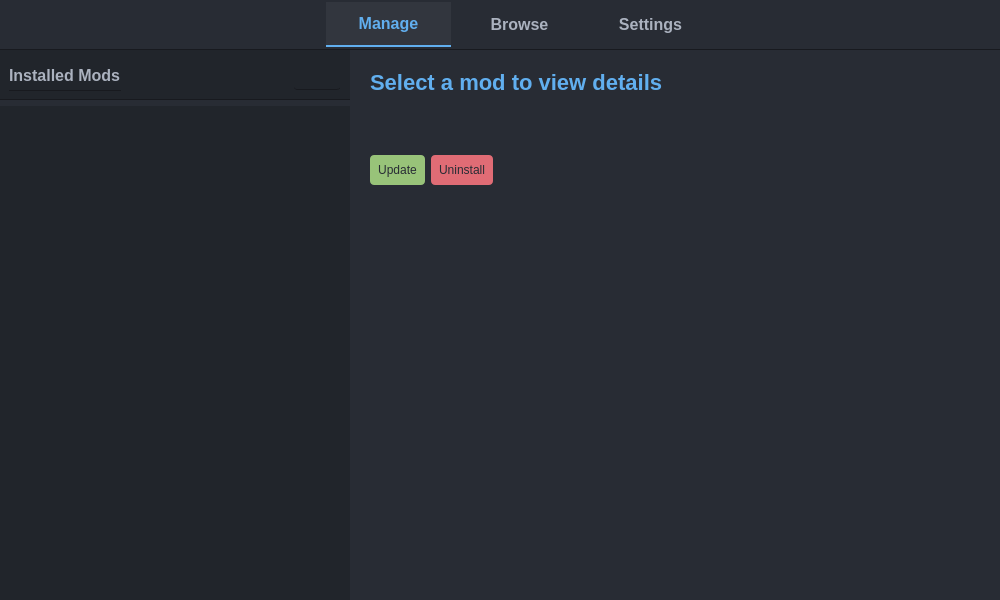
Before: the Qt Designer form esomm/ui/esomm.ui in mojabed/ESOModManager, drawn with Qt 5.
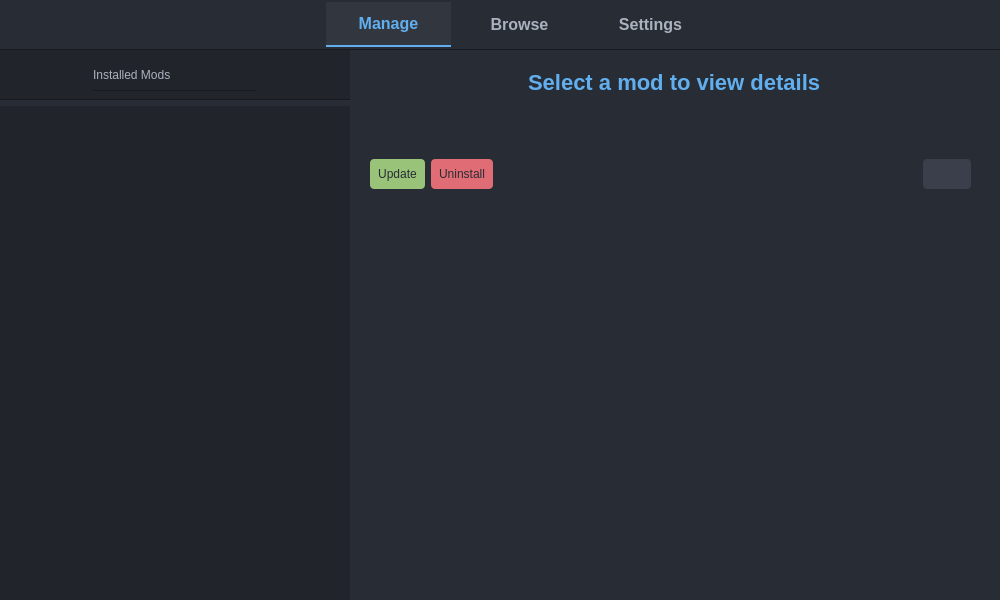
After: the same form once the commit is applied. Icons and pictures are not drawn.

Diff of the .ui file:
```diff
--- a/esomm/ui/esomm.ui
+++ b/esomm/ui/esomm.ui
@@ -368,46 +368,28 @@
             <layout class="QHBoxLayout" name="installedModsHeaderLayout">
              <item>
               <widget class="QLabel" name="installedModsLabel">
+               <property name="minimumSize">
+                <size>
+                 <width>163</width>
+                 <height>0</height>
+                </size>
+               </property>
+               <property name="maximumSize">
+                <size>
+                 <width>163</width>
+                 <height>16777215</height>
+                </size>
+               </property>
                <property name="styleSheet">
-                <string notr="true">
-                                                                    font-size: 16px;
-                                                                    font-weight: bold;
-                                                                </string>
+                <string notr="true">font: 700 16pt &quot;Segoe UI&quot;;
+
+                                                                	</string>
                </property>
                <property name="text">
                 <string>Installed Mods</string>
                </property>
               </widget>
              </item>
-             <item>
-              <spacer name="installedModsHeaderSpacer">
-               <property name="orientation">
-                <enum>Qt::Orientation::Horizontal</enum>
-               </property>
-               <property name="sizeHint" stdset="0">
-                <size>
-                 <width>40</width>
-                 <height>20</height>
-                </size>
-               </property>
-              </spacer>
-             </item>
-             <item>
-              <widget class="QPushButton" name="refreshInstalledButton">
-               <property name="toolTip">
-                <string>Refresh installed mods</string>
-               </property>
-               <property name="text">
-                <string/>
-               </property>
-               <property name="icon">
-                <iconset theme="refresh"/>
-               </property>
-               <property name="flat">
-                <bool>true</bool>
-               </property>
-              </widget>
-             </item>
             </layout>
            </widget>
           </item>
@@ -458,7 +440,7 @@
           <property name="bottomMargin">
            <number>20</number>
           </property>
-          <item>
+          <item alignment="Qt::AlignmentFlag::AlignHCenter">
            <widget class="QLabel" name="modTitleLabel">
             <property name="styleSheet">
              <string notr="true">
@@ -476,7 +458,7 @@
            <widget class="QLabel" name="modVersionLabel">
             <property name="styleSheet">
              <string notr="true">
-                                                        font-size: 14px;
+                                                        font-size: 16px;
                                                         color: #98c379;
                                                     </string>
             </property>
@@ -489,7 +471,7 @@
            <widget class="QLabel" name="modAuthorLabel">
             <property name="styleSheet">
              <string notr="true">
-                                                        font-size: 14px;
+                                                        font-size: 16px;
                                                     </string>
             </property>
             <property name="text">
@@ -515,7 +497,7 @@
              <property name="bottomMargin">
               <number>10</number>
              </property>
-             <item>
+             <item alignment="Qt::AlignmentFlag::AlignHCenter|Qt::AlignmentFlag::AlignVCenter">
               <widget class="QPushButton" name="updateModButton">
                <property name="enabled">
                 <bool>false</bool>
@@ -531,7 +513,7 @@
                </property>
               </widget>
              </item>
-             <item>
+             <item alignment="Qt::AlignmentFlag::AlignHCenter|Qt::AlignmentFlag::AlignVCenter">
               <widget class="QPushButton" name="uninstallModButton">
                <property name="enabled">
                 <bool>false</bool>
@@ -560,6 +542,22 @@
                </property>
               </spacer>
              </item>
+             <item>
+              <widget class="QPushButton" name="refreshInstalledButton">
+               <property name="toolTip">
+                <string>Refresh installed mods</string>
+               </property>
+               <property name="text">
+                <string/>
+               </property>
+               <property name="icon">
+                <iconset theme="refresh"/>
+               </property>
+               <property name="flat">
+                <bool>true</bool>
+               </property>
+              </widget>
+             </item>
             </layout>
            </widget>
           </item>
```
Left out of the diff: 2 changed lines with no effect on the pictures.
